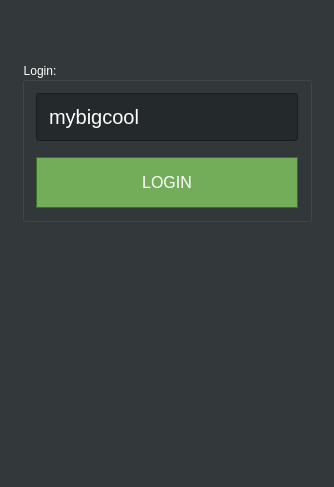
Old version of the form mainwindow.ui in the repository 24develop/golos-wallet-develop.
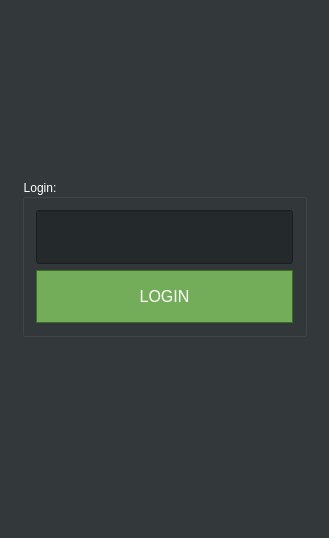
New version of the form.

Patch:
```diff
--- a/mainwindow.ui
+++ b/mainwindow.ui
@@ -6,8 +6,8 @@
    <rect>
     <x>0</x>
     <y>0</y>
-       <width>334</width>
-       <height>487</height>
+       <width>320</width>
+       <height>538</height>
    </rect>
   </property>
   <property name="windowTitle">
@@ -24,7 +24,7 @@
     <item>
      <widget class="QStackedWidget" name="stackedWidget">
          <property name="sizePolicy">
-             <sizepolicy hsizetype="Preferred" vsizetype="Maximum">
+             <sizepolicy hsizetype="Preferred" vsizetype="Preferred">
                  <horstretch>0</horstretch>
                  <verstretch>0</verstretch>
              </sizepolicy>
@@ -45,9 +45,6 @@
                 <property name="orientation">
                     <enum>Qt::Vertical</enum>
                 </property>
-                <property name="sizeType">
-                    <enum>QSizePolicy::Minimum</enum>
-                </property>
                 <property name="sizeHint" stdset="0">
                     <size>
                         <width>20</width>
@@ -61,6 +58,12 @@
                    <property name="enabled">
                        <bool>true</bool>
                    </property>
+                   <property name="sizePolicy">
+                       <sizepolicy hsizetype="Preferred" vsizetype="Preferred">
+                           <horstretch>0</horstretch>
+                           <verstretch>0</verstretch>
+                       </sizepolicy>
+                   </property>
                    <property name="styleSheet">
                        <string notr="true">color: #ffffff;</string>
                    </property>
@@ -70,6 +73,12 @@
                    <layout class="QVBoxLayout" name="verticalLayout_3">
            <item>
                <widget class="QLineEdit" name="loginEdit">
+                   <property name="sizePolicy">
+                       <sizepolicy hsizetype="Expanding" vsizetype="Expanding">
+                           <horstretch>0</horstretch>
+                           <verstretch>0</verstretch>
+                       </sizepolicy>
+                   </property>
                    <property name="styleSheet">
                        <string notr="true">padding: 10px;
                            font-size: 20px;
@@ -79,7 +88,7 @@
                        </string>
                    </property>
                    <property name="text">
-                       <string notr="true">mybigcool</string>
+                       <string notr="true"/>
                    </property>
                    <property name="clearButtonEnabled">
                        <bool>false</bool>
@@ -87,25 +96,41 @@
                </widget>
            </item>
            <item>
-               <spacer name="verticalSpacer">
-                   <property name="orientation">
-                       <enum>Qt::Vertical</enum>
+               <widget class="QPushButton" name="loginBtn">
+                   <property name="sizePolicy">
+                       <sizepolicy hsizetype="Expanding" vsizetype="Expanding">
+                           <horstretch>0</horstretch>
+                           <verstretch>0</verstretch>
+                       </sizepolicy>
                    </property>
-                   <property name="sizeType">
-                       <enum>QSizePolicy::Fixed</enum>
+                   <property name="maximumSize">
+                       <size>
+                           <width>16777215</width>
+                           <height>16777215</height>
+                       </size>
                    </property>
-                   <property name="sizeHint" stdset="0">
+                   <property name="sizeIncrement">
                        <size>
-                           <width>20</width>
-                           <height>10</height>
+                           <width>0</width>
+                           <height>0</height>
                        </size>
                    </property>
-               </spacer>
-           </item>
-                       <item>
-                           <widget class="QPushButton" name="loginBtn">
-                               <property name="styleSheet">
-                                   <string notr="true">QPushButton#loginBtn {
+                   <property name="baseSize">
+                       <size>
+                           <width>0</width>
+                           <height>0</height>
+                       </size>
+                   </property>
+                   <property name="font">
+                       <font>
+                           <family>Arial</family>
+                           <pointsize>-1</pointsize>
+                           <underline>false</underline>
+                           <strikeout>false</strikeout>
+                       </font>
+                   </property>
+                   <property name="styleSheet">
+                       <string notr="true">QPushButton#loginBtn {
                         background:-webkit-gradient(linear, left top, left bottom, color-stop(0.05, #74ad5a),
                         color-stop(1, #68a54b));
                         background:-moz-linear-gradient(top, #74ad5a 5%, #68a54b 100%);
@@ -126,7 +151,7 @@
                         border-style: inset;
                         }
                     </string>
-                               </property>
+                   </property>
              <property name="text">
               <string>LOGIN</string>
              </property>
@@ -140,13 +165,10 @@
                    <property name="orientation">
                        <enum>Qt::Vertical</enum>
                    </property>
-                   <property name="sizeType">
-                       <enum>QSizePolicy::Preferred</enum>
-                   </property>
                    <property name="sizeHint" stdset="0">
                        <size>
                            <width>20</width>
-                           <height>1000</height>
+                           <height>40</height>
                        </size>
                    </property>
                </spacer>
```
Left out of the diff: 17 changed lines with no effect on the pictures.
